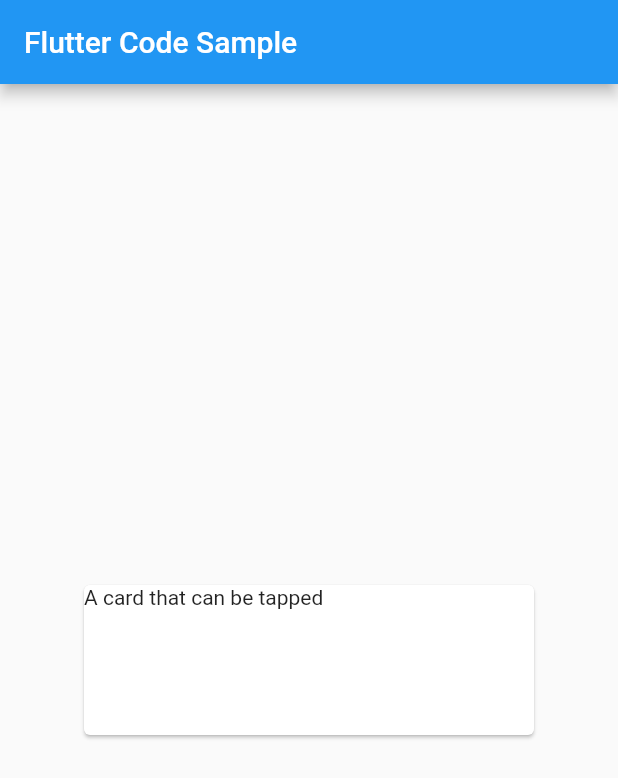
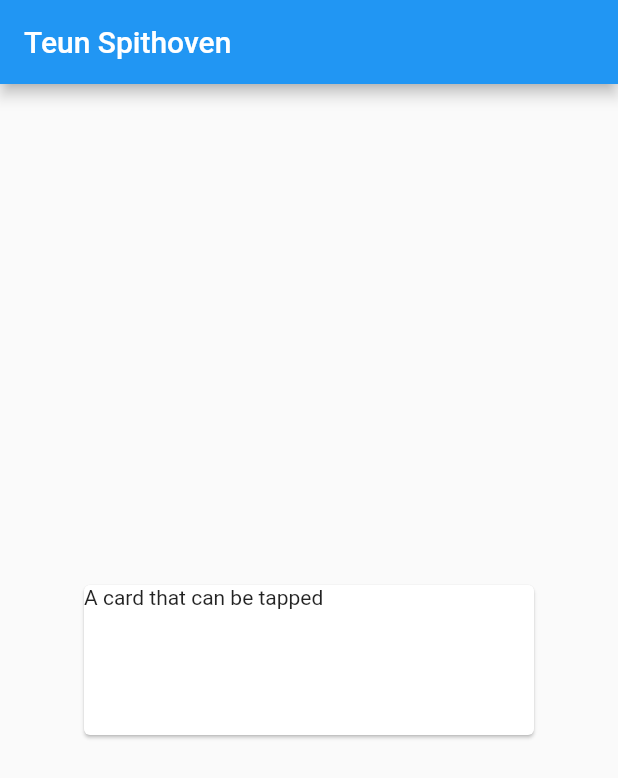
Before and after one commit to TeunSpithoven/TeunSpithoven, a Flutter app: the screen it shows after launch, on a phone screen of 412 x 824 dp. Shown: the top 778 px of the screen. Run offline on Flutter 3.47's test engine with Material 2 defaults, Android fonts, the light colour scheme and no system bars.

Commit message:
installed flutter dev tools for vs code, changed title

```diff
--- a/lib/main.dart
+++ b/lib/main.dart
@@ -5,7 +5,7 @@
 class MyApp extends StatelessWidget {
   const MyApp({Key? key}) : super(key: key);
 
-  static const String _title = 'Flutter Code Sample';
+  static const String _title = 'Teun Spithoven';
 
   @override
   Widget build(BuildContext context) {
```
